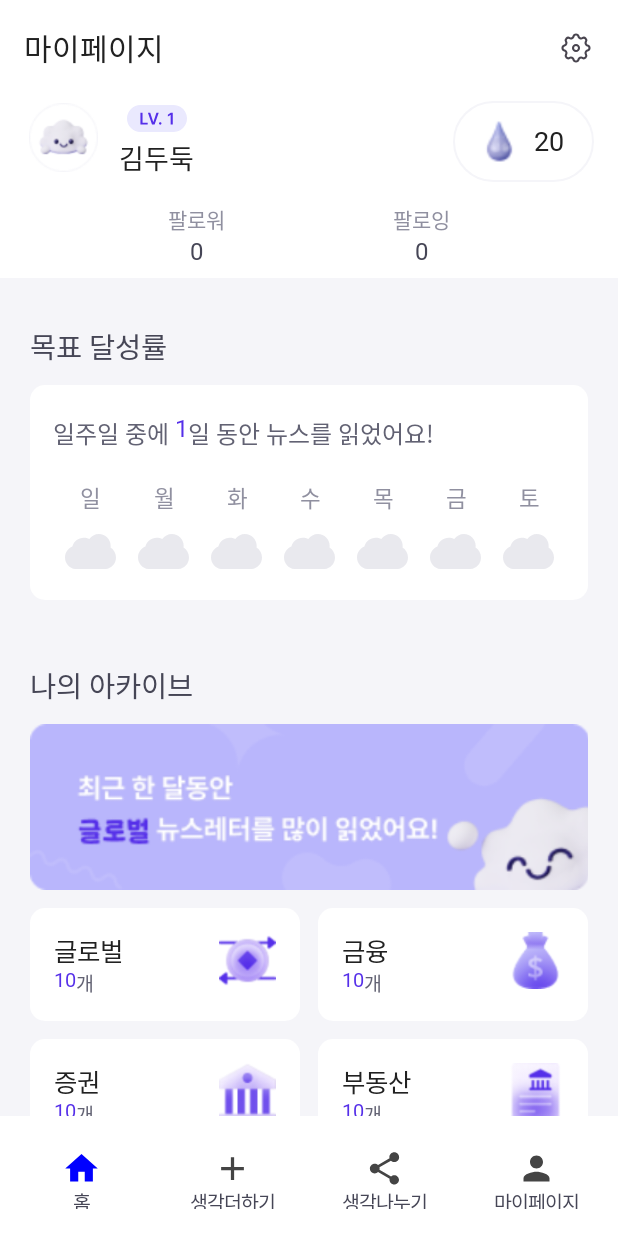
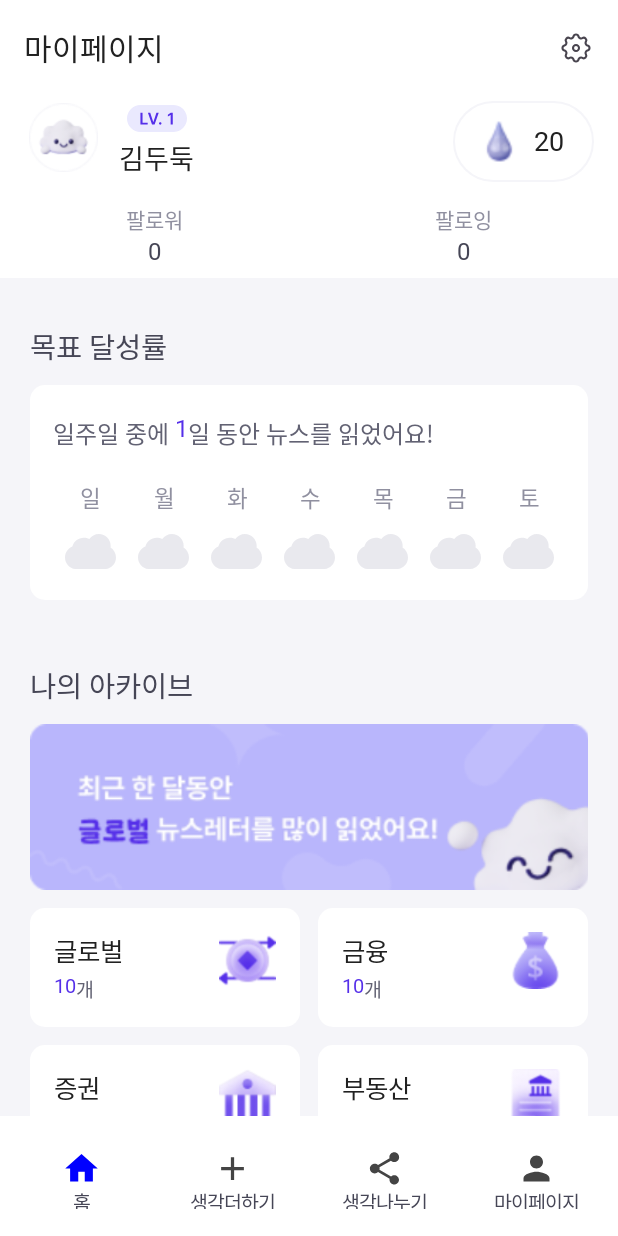
Before and after one commit to gitsuhyun/Compose-Practice, an Android app built with Jetpack Compose: the ProfileScreen screen opened through its navigation route, on a phone screen of 412 x 824 dp. Run offline under Robolectric (Android 15) with nearby library versions, the phone set to English and light mode, and no system bars; Roboto replaces fonts that are not available here.

Commit message:
[Design] 프로필 화면 위젯 간격 수정

```diff
--- a/app/src/main/java/com/example/compose_practice/screens/ProfileScreen.kt
+++ b/app/src/main/java/com/example/compose_practice/screens/ProfileScreen.kt
@@ -135,9 +135,9 @@ fun ProfileScreen() {
                             modifier = Modifier
                                 .fillMaxWidth()
                                 .padding(bottom = 8.dp),
-                            horizontalArrangement = Arrangement.SpaceEvenly
                         ) {
                             Column(
+                                modifier = Modifier.weight(1f),
                                 verticalArrangement = Arrangement.spacedBy(2.dp, Alignment.Top),
                                 horizontalAlignment = Alignment.CenterHorizontally,
                             ) {
@@ -151,6 +151,7 @@ fun ProfileScreen() {
                                 )
                             }
                             Column(
+                                modifier = Modifier.weight(1f),
                                 verticalArrangement = Arrangement.spacedBy(2.dp, Alignment.Top),
                                 horizontalAlignment = Alignment.CenterHorizontally,
                             ) {
@@ -281,7 +282,9 @@ private fun myArchives() {
                 .padding(vertical = 16.dp, horizontal = 16.dp)
         ) {
             Row {
-                Column {
+                Column(
+                    verticalArrangement = Arrangement.spacedBy(4.dp, Alignment.Top),
+                ) {
                     Text(
                         text = "글로벌",
                         style = ComposePracticeTheme.typography.Bn2_sb.copy(color = ComposePracticeTheme.colors.black)
@@ -312,7 +315,9 @@ private fun myArchives() {
                 .padding(vertical = 16.dp, horizontal = 16.dp)
         ) {
             Row {
-                Column {
+                Column(
+                    verticalArrangement = Arrangement.spacedBy(4.dp, Alignment.Top),
+                ) {
                     Text(
                         text = "금융",
                         style = ComposePracticeTheme.typography.Bn2_sb.copy(color = ComposePracticeTheme.colors.black)
@@ -351,7 +356,9 @@ private fun myArchives() {
                 .padding(vertical = 16.dp, horizontal = 16.dp)
         ) {
             Row {
-                Column {
+                Column(
+                    verticalArrangement = Arrangement.spacedBy(4.dp, Alignment.Top),
+                ) {
                     Text(
                         text = "증권",
                         style = ComposePracticeTheme.typography.Bn2_sb.copy(color = ComposePracticeTheme.colors.black)
@@ -382,7 +389,9 @@ private fun myArchives() {
                 .padding(vertical = 16.dp, horizontal = 16.dp)
         ) {
             Row {
-                Column {
+                Column(
+                    verticalArrangement = Arrangement.spacedBy(4.dp, Alignment.Top),
+                ) {
                     Text(
                         text = "부동산",
                         style = ComposePracticeTheme.typography.Bn2_sb.copy(color = ComposePracticeTheme.colors.black)
```
